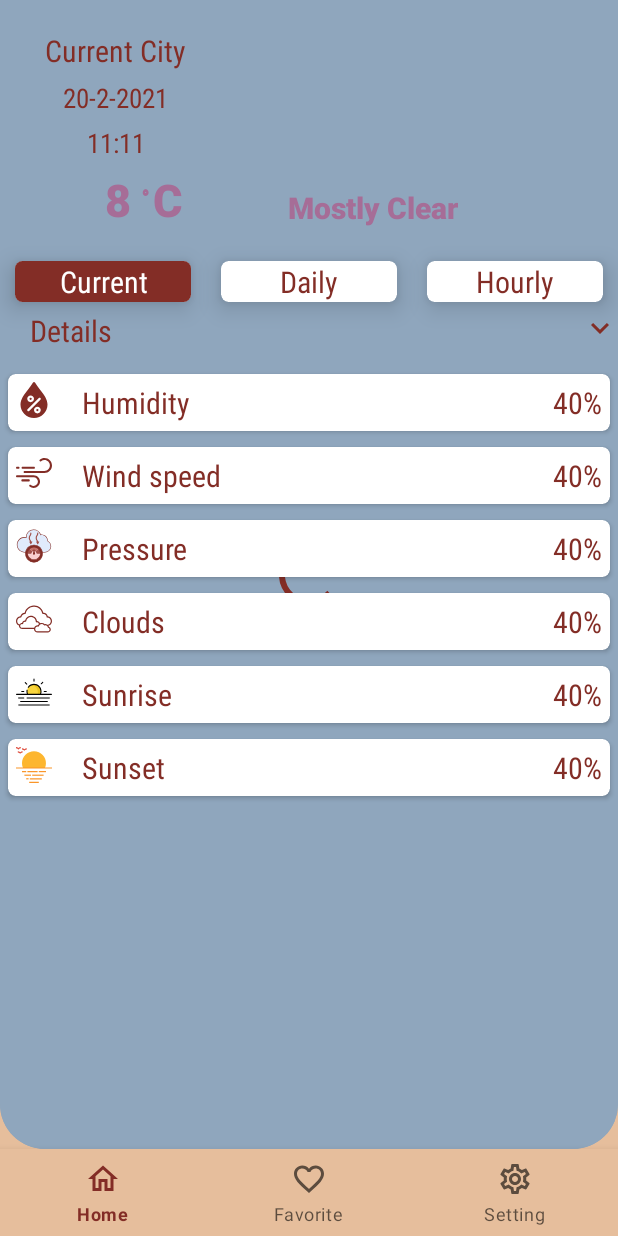
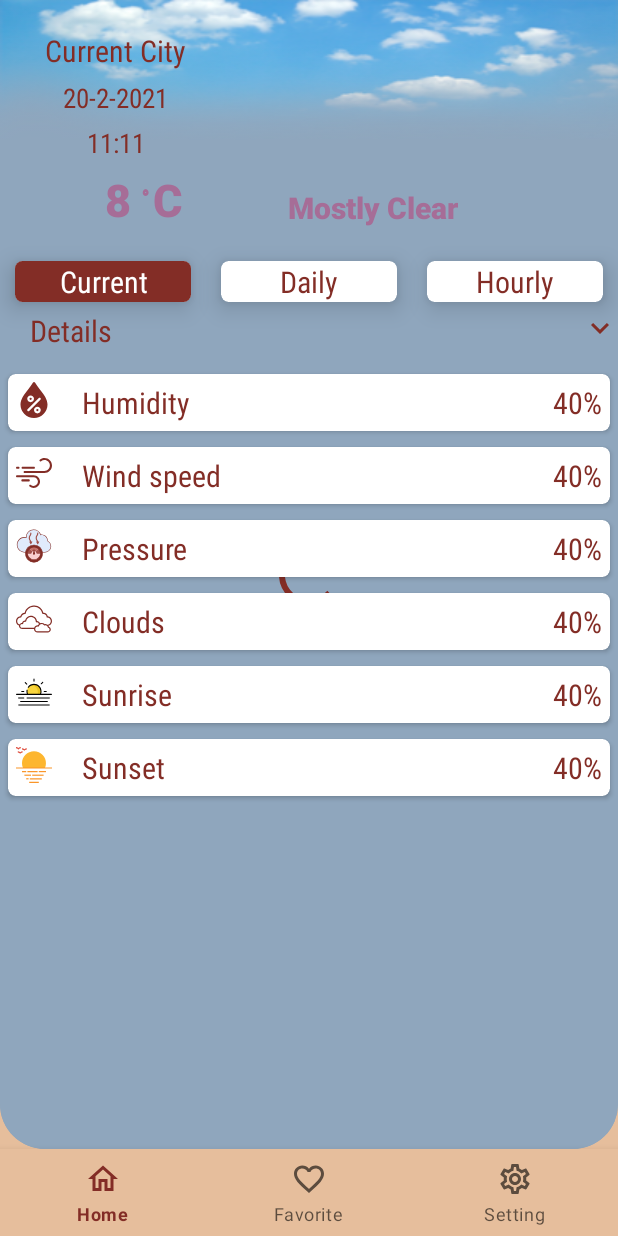
Before and after one commit to EsraaFathy/Weather-Viewer-Android-Kotlin, an Android app: the screen it shows after launch (MainActivity), on a phone screen of 412 x 824 dp. Run offline under Robolectric (Android 15) with nearby library versions, the phone set to English and light mode, and no system bars; our stand-ins replace Room's generated code, data binding; pictures from the network do not load.

Commit message:
edits with unknown

```diff
--- a/app/src/main/AndroidManifest.xml
+++ b/app/src/main/AndroidManifest.xml
@@ -34,7 +34,7 @@
 
         <activity
             android:name=".ui.map.MapActivity"
-            android:label="@string/title_activity_map"></activity>
+            android:label="@string/title_activity_map"/>
         <activity android:name=".baseHome.MainActivity">
             <intent-filter>
                 <action android:name="android.intent.action.MAIN" />
--- a/app/src/main/res/layout/fragment_home.xml
+++ b/app/src/main/res/layout/fragment_home.xml
@@ -16,6 +16,16 @@
             android:background="@drawable/home_background"
             android:layout_width="match_parent"
             android:layout_height="match_parent">
+
+            <ImageView
+                android:layout_width="match_parent"
+                android:layout_height="wrap_content"
+                android:scaleType="fitXY"
+                android:src="@drawable/sky"
+                app:layout_constraintTop_toTopOf="parent"
+                app:layout_constraintStart_toStartOf="parent"
+                app:layout_constraintEnd_toEndOf="parent"
+                android:contentDescription="@string/image" />
 
             <TextView
                 android:id="@+id/currentCity"
--- a/app/src/main/res/values/strings.xml
+++ b/app/src/main/res/values/strings.xml
@@ -40,4 +40,5 @@
     <string name="save">Save</string>
     <string name="sunset">Sunset</string>
     <string name="sunrise">Sunrise</string>
+    <string name="image">image</string>
 </resources>
```
Also changed, not shown: app/src/main/java/com/example/kotlinproject/ui/home/Home.kt (+13 -6 lines), app/src/main/res/layout/fragment_favourit.xml (+14 -6 lines).
